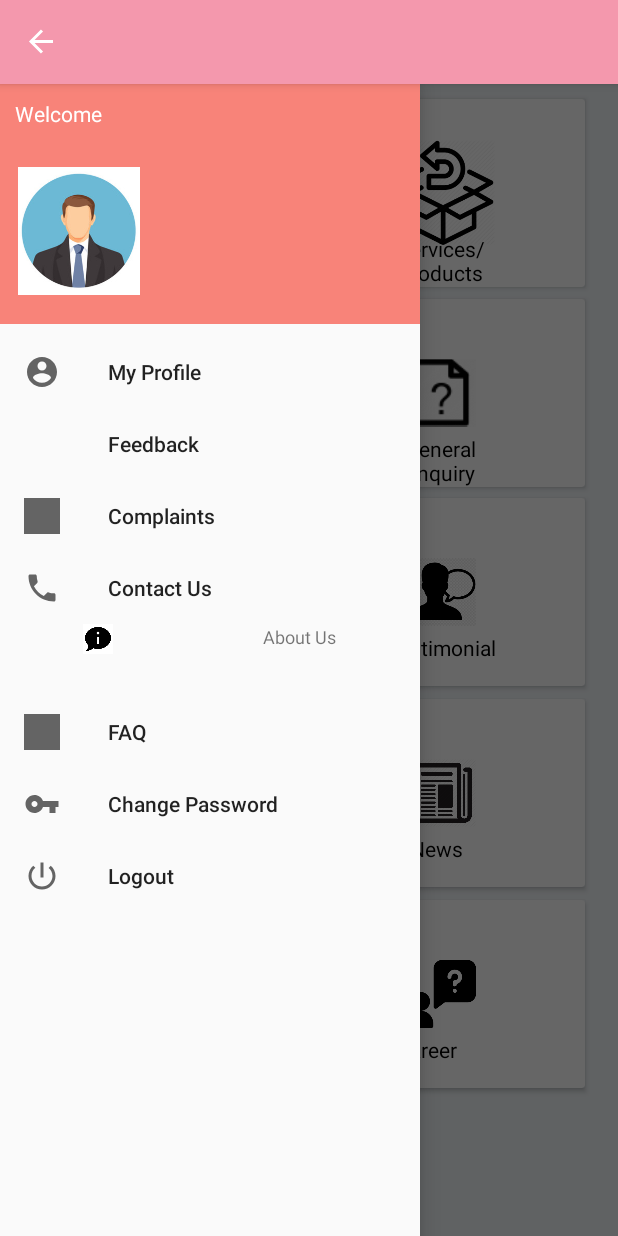
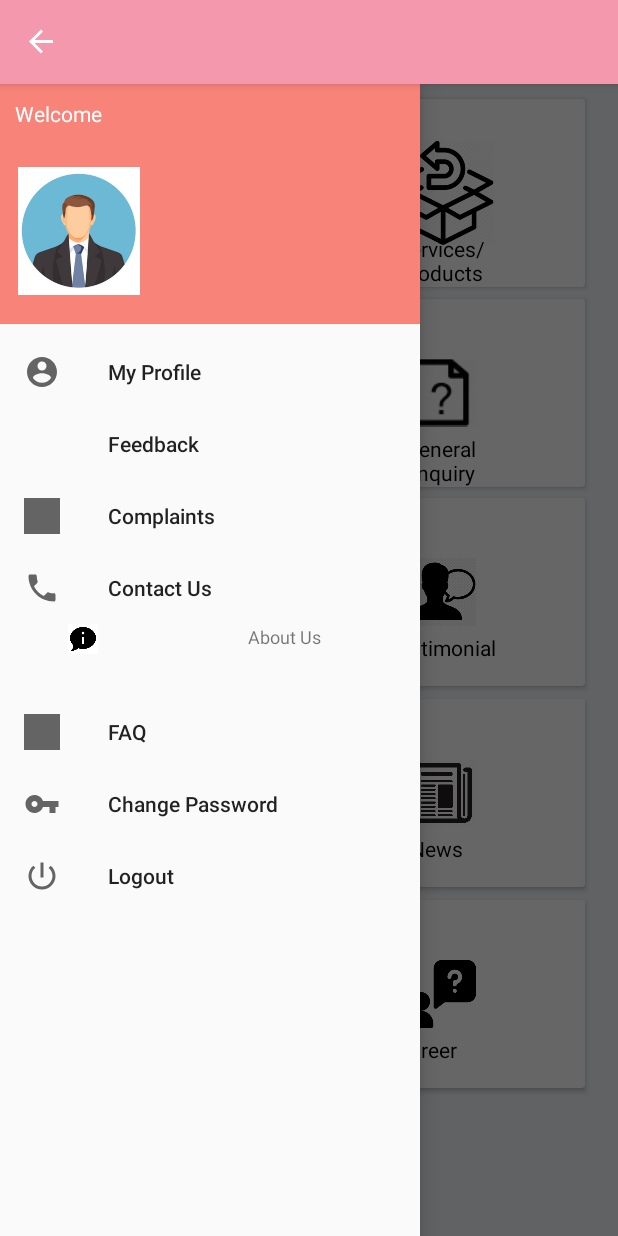
Before and after one commit to swarajyagithub/Grow-Together, an Android app: the NevigationDraw screen opened directly, with no data from a screen before it, with the side drawer open, on a phone screen of 412 x 824 dp. Run offline under Robolectric (Android 15) with nearby library versions, the phone set to English and light mode, and no system bars.

Commit message:
Initial Commit

```diff
--- a/app/src/main/res/layout/about.xml
+++ b/app/src/main/res/layout/about.xml
@@ -21,6 +21,6 @@
         android:textSize="12sp"
         android:text="About Us"
 
-        android:layout_marginRight="40dp"/>
+        android:layout_marginRight="50dp"/>
 
 </LinearLayout>
```
